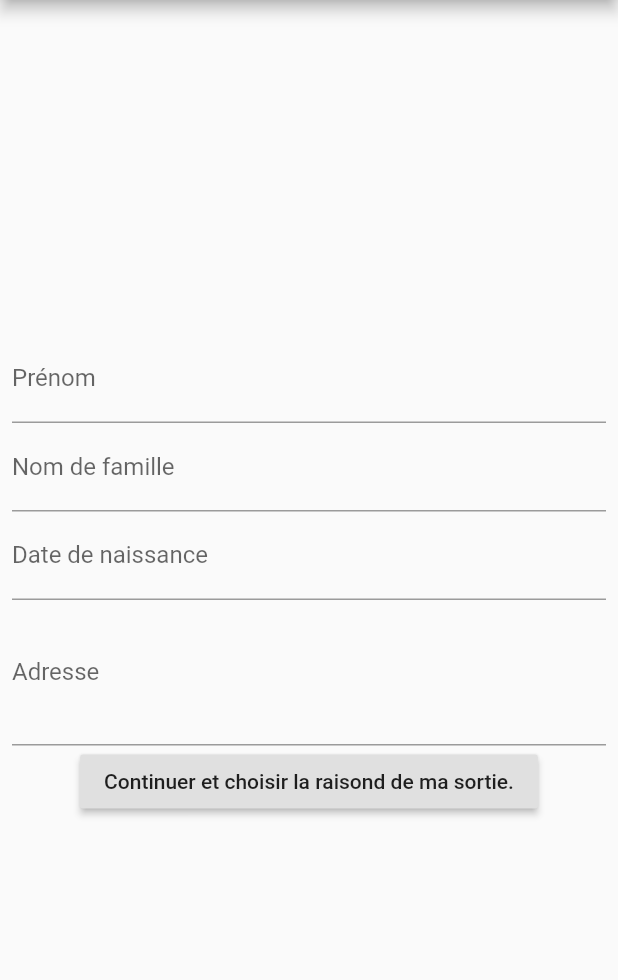
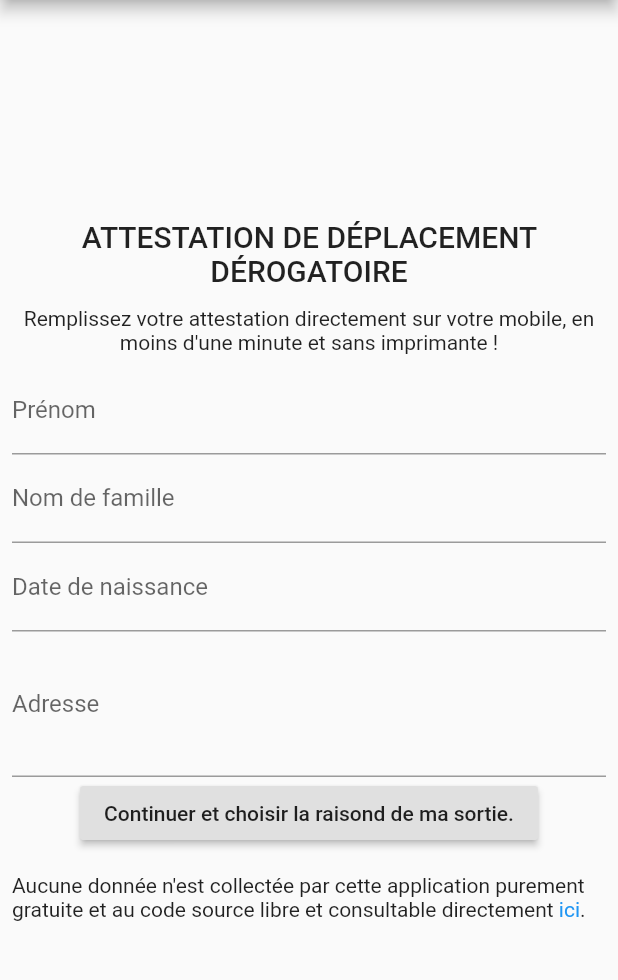
Before and after one commit to ol88/JeSors, a Flutter app: the screen it shows after launch, on a phone screen of 412 x 824 dp, the part 84-1064 px from its top. Run offline on Flutter 3.47's test engine with Material 2 defaults, Android fonts, the phone set to English and light mode, and no system bars.

Commit message:
Added front message and fixed keyboard dismiss

```diff
--- a/lib/main.dart
+++ b/lib/main.dart
@@ -1,5 +1,7 @@
+import 'package:flutter/gestures.dart';
 import 'package:flutter/material.dart';
 import 'package:flutter_localizations/flutter_localizations.dart';
+import 'package:url_launcher/url_launcher.dart';
 import 'package:jesors/details_personels.dart';
 import 'package:jesors/justifications.dart';
 import 'package:jesors/mes_declarations.dart';
@@ -50,9 +52,19 @@ class MyHomePage extends StatefulWidget {
 }
 
 class _MyHomePageState extends State<MyHomePage> {
+  TapGestureRecognizer _tapGestureRecognizer;
+
+  @override
+  void initState() {
+    _tapGestureRecognizer = TapGestureRecognizer()..onTap = _launchURL;
+    super.initState();
+  }
+
   @override
   Widget build(BuildContext context) {
-    return Scaffold(
+    return GestureDetector(
+      onTap: () => FocusScope.of(context).unfocus(),
+      child: Scaffold(
         appBar: AppBar(
           title: Text(widget.title),
         ),
@@ -60,10 +72,55 @@ class _MyHomePageState extends State<MyHomePage> {
           child: Column(
             mainAxisAlignment: MainAxisAlignment.center,
             children: <Widget>[
+              Padding(
+                padding: const EdgeInsets.only(bottom: 12.0),
+                child: Text(
+                  "ATTESTATION DE DÉPLACEMENT DÉROGATOIRE",
+                  textAlign: TextAlign.center,
+                  style: Theme.of(context).textTheme.headline6,
+                ),
+              ),
+              Text(
+                "Remplissez votre attestation directement sur votre mobile, en moins d'une minute et sans imprimante !",
+                textAlign: TextAlign.center,
+              ),
               DetailsPersonels(),
+              Padding(
+                padding: const EdgeInsets.all(8.0),
+                child: RichText(
+                  text: TextSpan(
+                    style: Theme.of(context).textTheme.bodyText2,
+                    children: [
+                      // Not required for english but may be required for other local where the Sign Up/In action is in the middle or end of the sentence and requires leading text.
+                      TextSpan(
+                        text:
+                            "Aucune donnée n'est collectée par cette application purement gratuite et au code source libre et consultable directement ",
+                      ),
+                      TextSpan(
+                        text: "ici",
+                        recognizer: _tapGestureRecognizer,
+                        style: TextStyle(color: Colors.blue),
+                      ),
+                      TextSpan(
+                        text: ".",
+                      ),
                     ],
+                  ),
+                ),
+              ),
+            ],
+          ),
         ),
       ),
     );
   }
 }
+
+void _launchURL() async {
+  const url = 'https://github.com/ol88/JeSors';
+  if (await canLaunch(url)) {
+    await launch(url);
+  } else {
+    throw 'Could not launch $url';
+  }
+}
--- a/pubspec.yaml
+++ b/pubspec.yaml
@@ -22,6 +22,7 @@ dependencies:
   flutter_localizations:
     sdk: flutter
 
+  url_launcher: ^5.4.2
 
   # The following adds the Cupertino Icons font to your application.
   # Use with the CupertinoIcons class for iOS style icons.
```
Also changed, not shown: lib/new_declaration.dart (+16 -7 lines), pubspec.lock. Lines whose indentation alone changed are shown as unchanged.
